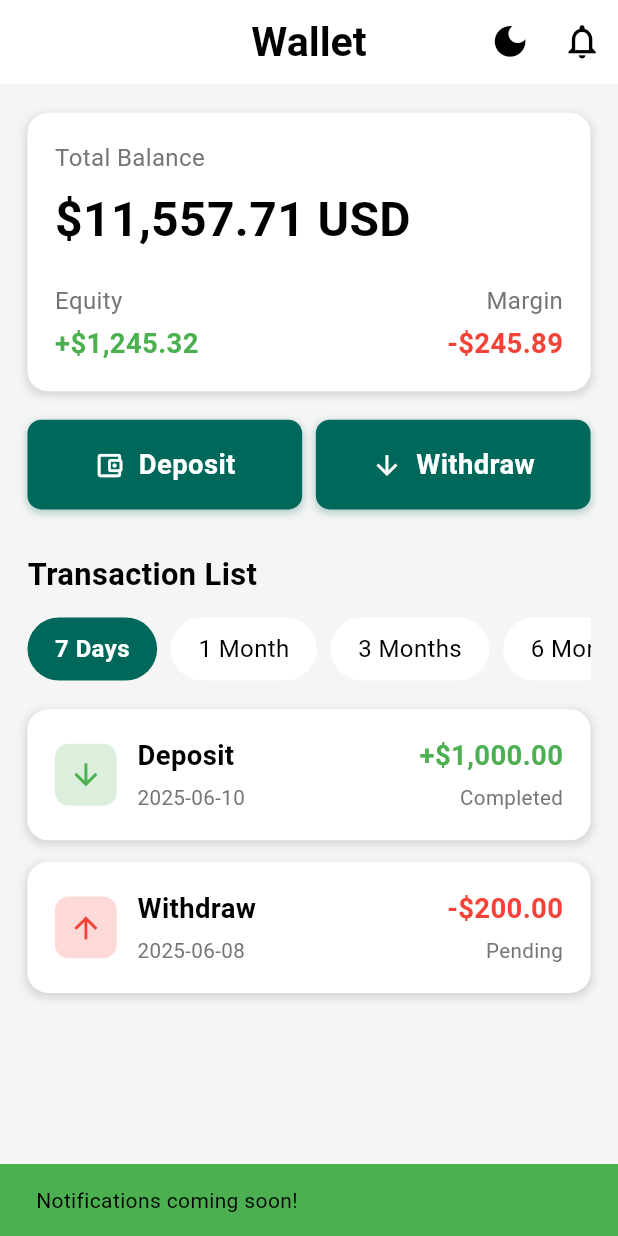
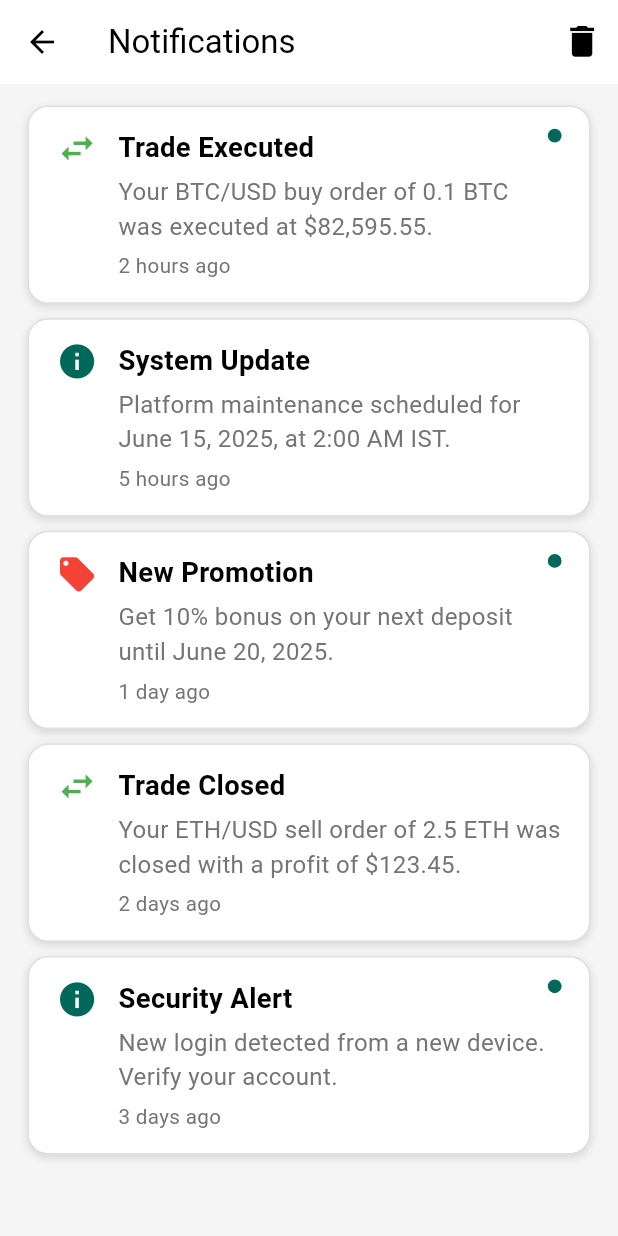
Before and after one commit to amangiriindia/flexymarket, a Flutter app: the WalletScreen screen opened directly, after a tap on the "notifications" icon, on a phone screen of 412 x 824 dp. Run offline on Flutter 3.47's test engine with Material 3 defaults, Android fonts, the phone set to English and light mode, and no system bars; our stand-ins replace flutter_screenutil, font_awesome_flutter, qr_flutter; network calls fail.

Commit message:
design notification screen

```diff
--- a/lib/screen/main/wallet_screen.dart
+++ b/lib/screen/main/wallet_screen.dart
@@ -4,6 +4,8 @@ import 'package:provider/provider.dart';
 import '../../../constant/app_color.dart';
 import '../../../providers/theme_provider.dart';
 import '../../widget/common/main_app_bar.dart';
+import '../transation/deposite_fund_screen.dart';
+import '../transation/withdraw_fund_screen.dart';
 
 
 class WalletScreen extends StatefulWidget {
@@ -259,8 +261,9 @@ class _WalletScreenState extends State<WalletScreen> {
           label: 'Deposit',
           isDarkMode: isDarkMode,
           onPressed: () {
-            ScaffoldMessenger.of(context).showSnackBar(
-              const SnackBar(content: Text('Deposit functionality coming soon!')),
+            Navigator.push(
+              context,
+              MaterialPageRoute(builder: (_) => DepositFundsScreen()),
             );
           },
         ),
@@ -271,14 +274,16 @@ class _WalletScreenState extends State<WalletScreen> {
           label: 'Withdraw',
           isDarkMode: isDarkMode,
           onPressed: () {
-            ScaffoldMessenger.of(context).showSnackBar(
-              const SnackBar(content: Text('Withdraw functionality coming soon!')),
+            Navigator.push(
+              context,
+              MaterialPageRoute(builder: (_) => WithdrawFundsScreen()),
             );
           },
         ),
       ],
     );
   }
+
 
   Widget _buildActionButton(
       BuildContext context, {
--- /dev/null
+++ b/lib/screenutils/notification_screen.dart
@@ -0,0 +1,303 @@
+import 'package:flutter/material.dart';
+import 'package:flutter_screenutil/flutter_screenutil.dart';
+import 'package:provider/provider.dart';
+import '../../constant/app_color.dart';
+import '../../providers/theme_provider.dart';
+import '../../widget/common/common_app_bar.dart';
+
+enum NotificationType { trade, system, promotion }
+
+class NotificationItem {
+  final String id;
+  final NotificationType type;
+  final String title;
+  final String description;
+  final String timestamp;
+  bool isRead;
+
+  NotificationItem({
+    required this.id,
+    required this.type,
+    required this.title,
+    required this.description,
+    required this.timestamp,
+    this.isRead = false,
+  });
+}
+
+class NotificationScreen extends StatefulWidget {
+  const NotificationScreen({super.key});
+
+  @override
+  State<NotificationScreen> createState() => _NotificationScreenState();
+}
+
+class _NotificationScreenState extends State<NotificationScreen> with SingleTickerProviderStateMixin {
+  List<NotificationItem> _notifications = [
+    NotificationItem(
+      id: '1',
+      type: NotificationType.trade,
+      title: 'Trade Executed',
+      description: 'Your BTC/USD buy order of 0.1 BTC was executed at \$82,595.55.',
+      timestamp: '2 hours ago',
+      isRead: false,
+    ),
+    NotificationItem(
+      id: '2',
+      type: NotificationType.system,
+      title: 'System Update',
+      description: 'Platform maintenance scheduled for June 15, 2025, at 2:00 AM IST.',
+      timestamp: '5 hours ago',
+      isRead: true,
+    ),
+    NotificationItem(
+      id: '3',
+      type: NotificationType.promotion,
+      title: 'New Promotion',
+      description: 'Get 10% bonus on your next deposit until June 20, 2025.',
+      timestamp: '1 day ago',
+      isRead: false,
+    ),
+    NotificationItem(
+      id: '4',
+      type: NotificationType.trade,
+      title: 'Trade Closed',
+      description: 'Your ETH/USD sell order of 2.5 ETH was closed with a profit of \$123.45.',
+      timestamp: '2 days ago',
+      isRead: true,
+    ),
+    NotificationItem(
+      id: '5',
+      type: NotificationType.system,
+      title: 'Security Alert',
+      description: 'New login detected from a new device. Verify your account.',
+      timestamp: '3 days ago',
+      isRead: false,
+    ),
+  ];
+
+  late AnimationController _animationController;
+  late List<Animation<double>> _fadeAnimations;
+
+  @override
+  void initState() {
+    super.initState();
+    _animationController = AnimationController(
+      duration: const Duration(milliseconds: 300),
+      vsync: this,
+    );
+    _fadeAnimations = List.generate(
+      _notifications.length,
+          (index) => Tween<double>(begin: 0.0, end: 1.0).animate(
+        CurvedAnimation(
+          parent: _animationController,
+          curve: Interval(0.1 * index, 0.3 + 0.1 * index, curve: Curves.easeIn),
+        ),
+      ),
+    );
+    _animationController.forward();
+  }
+
+  @override
+  void dispose() {
+    _animationController.dispose();
+    super.dispose();
+  }
+
+  void _markAsRead(String id) {
+    final isDarkMode = Provider.of<ThemeProvider>(context, listen: false).isDarkMode;
+    setState(() {
+      final index = _notifications.indexWhere((item) => item.id == id);
+      if (index != -1) {
+        _notifications[index].isRead = true;
+      }
+    });
+    ScaffoldMessenger.of(context).showSnackBar(
+      SnackBar(
+        content: Text(
+          'View notification details coming soon!',
+          style: TextStyle(color: isDarkMode ? AppColors.darkPrimaryText : AppColors.lightPrimaryText),
+        ),
+        backgroundColor: AppColors.green,
+      ),
+    );
+  }
+
+  void _clearNotifications() {
+    final isDarkMode = Provider.of<ThemeProvider>(context, listen: false).isDarkMode;
+    setState(() {
+      _notifications.clear();
+    });
+    ScaffoldMessenger.of(context).showSnackBar(
+      SnackBar(
+        content: Text(
+          'All notifications cleared',
+          style: TextStyle(color: isDarkMode ? AppColors.darkPrimaryText : AppColors.lightPrimaryText),
+        ),
+        backgroundColor: AppColors.green,
+      ),
+    );
+  }
+
+  @override
+  Widget build(BuildContext context) {
+    final isDarkMode = Provider.of<ThemeProvider>(context).isDarkMode;
+
+    return Scaffold(
+      backgroundColor: isDarkMode ? AppColors.darkBackground : AppColors.lightBackground,
+      appBar: AppBar(
+        title: Text('Notifications'),
+
+        actions: [
+          if (_notifications.isNotEmpty)
+            IconButton(
+              icon: Icon(
+                Icons.delete,
+                color: isDarkMode ? AppColors.darkPrimaryText : AppColors.lightPrimaryText,
+                size: 24.sp,
+              ),
+              onPressed: _clearNotifications,
+
+            ),
+        ],
+      ),
+      body: SafeArea(
+        child: Padding(
+          padding: EdgeInsets.symmetric(horizontal: 16.w, vertical: 12.h),
+          child: _notifications.isEmpty
+              ? _buildEmptyState(isDarkMode)
+              : SingleChildScrollView(
+            child: Column(
+              children: List.generate(
+                _notifications.length,
+                    (index) => FadeTransition(
+                  opacity: _fadeAnimations[index],
+                  child: _buildNotificationItem(_notifications[index], isDarkMode),
+                ),
+              ),
+            ),
+          ),
+        ),
+      ),
+    );
+  }
+
+  Widget _buildEmptyState(bool isDarkMode) {
+    return Center(
+      child: Column(
+        mainAxisAlignment: MainAxisAlignment.center,
+        children: [
+          SizedBox(height: 24.h),
+          Icon(
+            Icons.notifications_none,
+            size: 48.sp,
+            color: isDarkMode ? AppColors.darkSecondaryText : AppColors.lightSecondaryText,
+          ),
+          SizedBox(height: 16.h),
+          Text(
+            'No notifications yet',
+            style: TextStyle(
+              fontSize: 16.sp,
+              color: isDarkMode ? AppColors.darkPrimaryText : AppColors.lightPrimaryText,
+            ),
+            semanticsLabel: 'No notifications available',
+          ),
+        ],
+      ),
+    );
+  }
+
+  Widget _buildNotificationItem(NotificationItem item, bool isDarkMode) {
+    IconData icon;
+    Color iconColor;
+    switch (item.type) {
+      case NotificationType.trade:
+        icon = Icons.swap_horiz;
+        iconColor = AppColors.green;
+        break;
+      case NotificationType.system:
+        icon = Icons.info;
+        iconColor = isDarkMode ? AppColors.darkAccent : AppColors.lightAccent;
+        break;
+      case NotificationType.promotion:
+        icon = Icons.local_offer;
+        iconColor = AppColors.red;
+        break;
+    }
+
+    return GestureDetector(
+      onTap: () => _markAsRead(item.id),
+      child: Container(
+        margin: EdgeInsets.only(bottom: 8.h),
+        padding: EdgeInsets.symmetric(horizontal: 16.w, vertical: 12.h),
+        decoration: BoxDecoration(
+          color: isDarkMode ? AppColors.darkCard : AppColors.lightCard,
+          borderRadius: BorderRadius.circular(12.r),
+          border: Border.all(color: isDarkMode ? AppColors.darkBorder : AppColors.lightBorder),
+          boxShadow: isDarkMode
+              ? null
+              : [
+            BoxShadow(
+              color: AppColors.lightShadow,
+              blurRadius: 4,
+              offset: const Offset(0, 2),
+            ),
+          ],
+        ),
+        child: Row(
+          crossAxisAlignment: CrossAxisAlignment.start,
+          children: [
+            Icon(
+              icon,
+              size: 24.sp,
+              color: iconColor,
+            ),
+            SizedBox(width: 12.w),
+            Expanded(
+              child: Column(
+                crossAxisAlignment: CrossAxisAlignment.start,
+                children: [
+                  Text(
+                    item.title,
+                    style: TextStyle(
+                      fontSize: 16.sp,
+                      fontWeight: FontWeight.w600,
+                      color: isDarkMode ? AppColors.darkPrimaryText : AppColors.lightPrimaryText,
+                    ),
+                  ),
+                  SizedBox(height: 4.h),
+                  Text(
+                    item.description,
+                    style: TextStyle(
+                      fontSize: 14.sp,
+                      color: isDarkMode ? AppColors.darkSecondaryText : AppColors.lightSecondaryText,
+                    ),
+                    maxLines: 2,
+                    overflow: TextOverflow.ellipsis,
+                  ),
+                  SizedBox(height: 4.h),
+                  Text(
+                    item.timestamp,
+                    style: TextStyle(
+                      fontSize: 12.sp,
+                      color: isDarkMode ? AppColors.darkSecondaryText : AppColors.lightSecondaryText,
+                    ),
+                  ),
+                ],
+              ),
+            ),
+            if (!item.isRead)
+              Container(
+                width: 8.w,
+                height: 8.h,
+                decoration: BoxDecoration(
+                  shape: BoxShape.circle,
+                  color: isDarkMode ? AppColors.darkAccent : AppColors.lightAccent,
+                ),
+              ),
+          ],
+        ),
+      ),
+    );
+  }
+}
--- a/lib/widget/common/main_app_bar.dart
+++ b/lib/widget/common/main_app_bar.dart
@@ -3,6 +3,7 @@ import 'package:flutter_screenutil/flutter_screenutil.dart';
 import 'package:provider/provider.dart';
 import '../../constant/app_color.dart';
 import '../../providers/theme_provider.dart';
+import '../../screenutils/notification_screen.dart';
 
 class MainAppBar extends StatelessWidget implements PreferredSizeWidget {
   final String title;
@@ -99,19 +100,9 @@ class MainAppBar extends StatelessWidget implements PreferredSizeWidget {
             semanticLabel: 'Notifications',
           ),
           onPressed: () {
-            ScaffoldMessenger.of(context).showSnackBar(
-              SnackBar(
-                content: Text(
-                  'Notifications coming soon!',
-                  style: TextStyle(
-                    color:
-                        isDarkMode
-                            ? AppColors.darkPrimaryText
-                            : AppColors.lightPrimaryText,
-                  ),
-                ),
-                backgroundColor: AppColors.green,
-              ),
+            Navigator.push(
+              context,
+              MaterialPageRoute(builder: (_) => NotificationScreen()),
             );
           },
         ),
```
Also changed, not shown: lib/screenutils/customer_support_screen.dart (deleted), lib/screenutils/support_ticket_form.dart (deleted).
